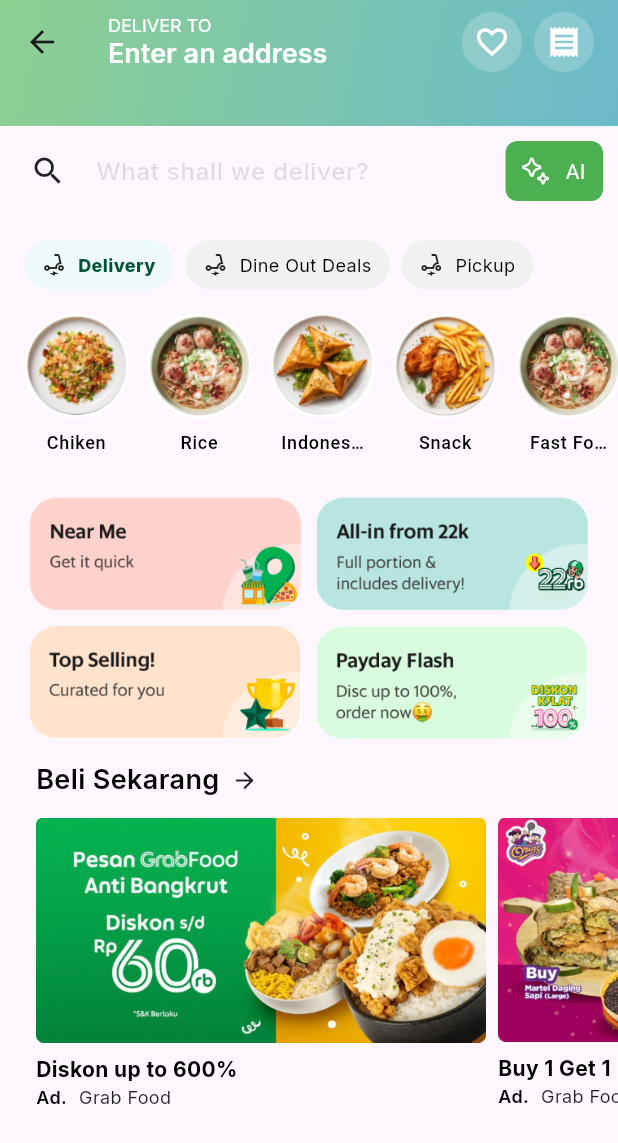
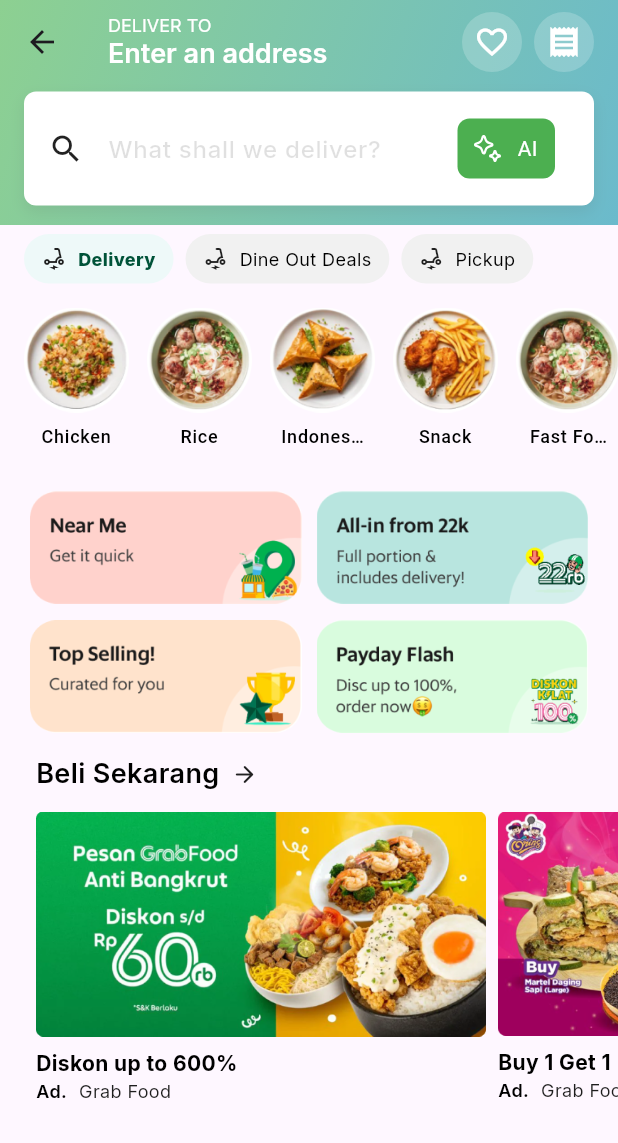
Before and after one commit to gregoriusyuristama/c_enam, a Flutter app: the screen it shows after launch, after a tap on an icon or button, on a phone screen of 412 x 824 dp. Shown: the top 1143 px of the screen. Run offline on Flutter 3.47's test engine with Material 3 defaults, Android fonts, the phone set to English and light mode, and no system bars; our stand-ins replace flutter_svg, google_fonts.

Commit message:
feat : update slicing food main page

```diff
--- /dev/null
+++ b/lib/Features/Food/food_screen copy.dart
@@ -0,0 +1,281 @@
+import 'package:c_enam/Core/Component/AppBar/appbar.dart';
+import 'package:c_enam/Core/Component/Icon/circular_icon.dart';
+import 'package:c_enam/Core/Component/Image/vertical_image.dart';
+import 'package:c_enam/Core/Constant/resource_path.dart';
+import 'package:c_enam/Features/Chat/chat_screen.dart';
+import 'package:flutter/material.dart';
+import 'package:flutter_svg/flutter_svg.dart';
+
+import '../../Core/TextStyle/CETextStyle.dart';
+import 'Components/badge_service.dart';
+import 'Components/grid_layout.dart';
+
+// Dummy data
+final List<String> imagePaths = [
+  ResourcePath.imageCircle1,
+  ResourcePath.imageCircle2,
+  ResourcePath.imageCircle3,
+  ResourcePath.imageCircle4,
+  ResourcePath.imageCircle5,
+];
+final List<String> imagesBanner = [
+  ResourcePath.imageBanner1,
+  ResourcePath.imageBanner2,
+  ResourcePath.imageBanner3,
+  ResourcePath.imageBanner4,
+];
+final List<String> imagesBigBanner = [
+  ResourcePath.imageBigBanner1,
+  ResourcePath.imageBigBanner2,
+  ResourcePath.imageBigBanner3,
+];
+final List<String> textTitleBanner = [
+  "Diskon up to 600%",
+  "Buy 1 Get 1",
+  "Paling murah",
+];
+
+final List<String> titles = [
+  'Chiken',
+  'Rice',
+  'Indonesian',
+  'Snack',
+  'Fast Food',
+];
+
+class FoodScreen extends StatelessWidget {
+  static const id = "/food";
+  const FoodScreen({super.key});
+
+  @override
+  Widget build(BuildContext context) {
+    return Scaffold(
+      appBar: CEAppBar(
+        title: Container(
+          width: double.infinity,
+          child: Column(
+            crossAxisAlignment: CrossAxisAlignment.start,
+            children: [
+              Text(
+                "DELIVER TO",
+                style: CETextStyle.titleCsAppBar,
+              ),
+              Text(
+                "Enter an address",
+                style: CETextStyle.titleStyle,
+              )
+            ],
+          ),
+        ),
+        action: const [
+          Padding(
+            padding: EdgeInsets.only(right: 16),
+            child: Row(
+              children: [
+                CECircularIcon(
+                  icon: Icons.favorite_border,
+                  color: Colors.white,
+                  width: 40,
+                  height: 40,
+                  size: 24,
+                ),
+                SizedBox(width: 8),
+                CECircularIcon(
+                  icon: Icons.receipt,
+                  color: Colors.white,
+                  width: 40,
+                  height: 40,
+                  size: 24,
+                ),
+              ],
+            ),
+          ),
+        ],
+      ),
+      body: Column(
+        children: [
+          // SERACH FIELD
+          Row(
+            children: [
+              const SizedBox(
+                width: 20,
+              ),
+              const Icon(Icons.search),
+              const SizedBox(
+                width: 20,
+              ),
+              Flexible(
+                child: TextField(
+                  decoration: InputDecoration(
+                    hintText: "What shall we deliver?",
+                    hintStyle: CETextStyle.hintTextStyle,
+                    border: InputBorder.none,
+                  ),
+                ),
+              ),
+              GestureDetector(
+                onTap: () {
+                  Navigator.pushNamed(context, ChatScreen.id);
+                },
+                child: Container(
+                  margin: const EdgeInsets.all(10),
+                  height: 40,
+                  width: 65,
+                  decoration: const BoxDecoration(
+                      color: Colors.green,
+                      borderRadius: BorderRadius.all(Radius.circular(8))),
+                  child: Padding(
+                    padding: const EdgeInsets.all(8.0),
+                    child: Row(
+                      children: [
+                        SvgPicture.asset(
+                          ResourcePath.sparkleIcon,
+                          colorFilter:
+                              ColorFilter.mode(Colors.white, BlendMode.srcIn),
+                        ),
+                        const SizedBox(
+                          width: 8,
+                        ),
+                        const Text(
+                          "AI",
+                          style: TextStyle(color: Colors.white),
+                        ),
+                      ],
+                    ),
+                  ),
+                ),
+              ),
+            ],
+          ),
+
+          // LIST SERVICE
+          const SizedBox(height: 16),
+          const Padding(
+            padding: EdgeInsets.only(left: 16),
+            child: Row(
+              children: [
+                BadgeService(
+                  text: "Delivery",
+                  icon: Icons.electric_scooter_rounded,
+                  isActive: true,
+                ),
+                SizedBox(width: 8),
+                BadgeService(
+                  text: "Dine Out Deals",
+                  icon: Icons.electric_scooter_rounded,
+                  isActive: false,
+                ),
+                SizedBox(width: 8),
+                BadgeService(
+                  text: "Pickup",
+                  icon: Icons.electric_scooter_rounded,
+                  isActive: false,
+                ),
+              ],
+            ),
+          ),
+          const SizedBox(height: 16),
+
+          // LIST FOOD TYPE
+          Padding(
+            padding: const EdgeInsets.only(left: 16),
+            child: SizedBox(
+              height: 120,
+              child: ListView.builder(
+                shrinkWrap: true,
+                itemCount: imagePaths.length,
+                scrollDirection: Axis.horizontal,
+                itemBuilder: (_, index) {
+                  return CEVerticalImageText(
+                    image: imagePaths[index],
+                    title: titles[index],
+                    onTap: () {},
+                  );
+                },
+              ),
+            ),
+          ),
+
+          //LIST CARD BANNER
+          Padding(
+            padding: const EdgeInsets.symmetric(horizontal: 8),
+            child: GridLayout(
+              itemCount: imagesBanner.length,
+              mainAxisExtent: 80,
+              itemBuilder: (_, index) {
+                return Image.asset(imagesBanner[index]);
+              },
+            ),
+          ),
+
+          //HEADING
+          const SizedBox(height: 12),
+          Padding(
+            padding: const EdgeInsets.symmetric(horizontal: 16),
+            child: Row(
+              children: [
+                const SizedBox(width: 8),
+                Text(
+                  "Beli Sekarang",
+                  style: CETextStyle.headingSection,
+                ),
+                const SizedBox(width: 8),
+                const Icon(
+                  Icons.arrow_forward_rounded,
+                  size: 18,
+                )
+              ],
+            ),
+          ),
+
+          //BANNER HORIZONTAL SCROLL
+          const SizedBox(height: 12),
+          Padding(
+            padding: const EdgeInsets.only(left: 24),
+            child: SizedBox(
+              height: 200,
+              child: ListView.builder(
+                shrinkWrap: true,
+                itemCount: imagesBigBanner.length,
+                scrollDirection: Axis.horizontal,
+                itemBuilder: (_, index) {
+                  return Padding(
+                    padding: const EdgeInsets.only(right: 8),
+                    child: Column(
+                      crossAxisAlignment: CrossAxisAlignment.start,
+                      children: [
+                        SizedBox(
+                          width: 300,
+                          child: Image.asset(
+                            imagesBigBanner[index],
+                            fit: BoxFit.cover,
+                          ),
+                        ),
+                        const SizedBox(height: 8),
+                        Text(
+                          textTitleBanner[index],
+                          style: CETextStyle.titleBanner,
+                        ),
+                        Row(
+                          children: [
+                            Text(
+                              "Ad.",
+                              style: CETextStyle.subTitleBannerBold,
+                            ),
+                            const SizedBox(width: 8),
+                            Text("Grab Food",
+                                style: CETextStyle.subTitleBanner),
+                          ],
+                        )
+                      ],
+                    ),
+                  );
+                },
+              ),
+            ),
+          ),
+        ],
+      ),
+    );
+  }
+}
--- a/lib/Features/Food/food_screen.dart
+++ b/lib/Features/Food/food_screen.dart
@@ -36,7 +36,7 @@ final List<String> textTitleBanner = [
 ];
 
 final List<String> titles = [
-  'Chiken',
+  'Chicken',
   'Rice',
   'Indonesian',
   'Snack',
@@ -50,8 +50,146 @@ class FoodScreen extends StatelessWidget {
   @override
   Widget build(BuildContext context) {
     return Scaffold(
-      appBar: CEAppBar(
-        title: Container(
+      body: Stack(
+        children: [
+          // SingleChildScrollView with padding to avoid being overlapped by search field
+          SingleChildScrollView(
+            padding: EdgeInsets.only(
+              top: MediaQuery.of(context).padding.top +
+                  kToolbarHeight +
+                  60, // Extra space for search field
+            ),
+            child: Column(
+              children: [
+                const SizedBox(height: 40),
+                const Padding(
+                  padding: EdgeInsets.only(left: 16),
+                  child: Row(
+                    children: [
+                      BadgeService(
+                        text: "Delivery",
+                        icon: Icons.electric_scooter_rounded,
+                        isActive: true,
+                      ),
+                      SizedBox(width: 8),
+                      BadgeService(
+                        text: "Dine Out Deals",
+                        icon: Icons.electric_scooter_rounded,
+                        isActive: false,
+                      ),
+                      SizedBox(width: 8),
+                      BadgeService(
+                        text: "Pickup",
+                        icon: Icons.electric_scooter_rounded,
+                        isActive: false,
+                      ),
+                    ],
+                  ),
+                ),
+                const SizedBox(height: 16),
+                // LIST FOOD TYPE
+                Padding(
+                  padding: const EdgeInsets.only(left: 16),
+                  child: SizedBox(
+                    height: 120,
+                    child: ListView.builder(
+                      shrinkWrap: true,
+                      itemCount: imagePaths.length,
+                      scrollDirection: Axis.horizontal,
+                      itemBuilder: (_, index) {
+                        return CEVerticalImageText(
+                          image: imagePaths[index],
+                          title: titles[index],
+                          onTap: () {},
+                        );
+                      },
+                    ),
+                  ),
+                ),
+                //LIST CARD BANNER
+                Padding(
+                  padding: const EdgeInsets.symmetric(horizontal: 8),
+                  child: GridLayout(
+                    itemCount: imagesBanner.length,
+                    mainAxisExtent: 80,
+                    itemBuilder: (_, index) {
+                      return Image.asset(imagesBanner[index]);
+                    },
+                  ),
+                ),
+                //HEADING
+                const SizedBox(height: 12),
+                Padding(
+                  padding: const EdgeInsets.symmetric(horizontal: 16),
+                  child: Row(
+                    children: [
+                      const SizedBox(width: 8),
+                      Text(
+                        "Beli Sekarang",
+                        style: CETextStyle.headingSection,
+                      ),
+                      const SizedBox(width: 8),
+                      const Icon(
+                        Icons.arrow_forward_rounded,
+                        size: 18,
+                      ),
+                    ],
+                  ),
+                ),
+                //BANNER HORIZONTAL SCROLL
+                const SizedBox(height: 12),
+                Padding(
+                  padding: const EdgeInsets.only(left: 24),
+                  child: SizedBox(
+                    height: 200,
+                    child: ListView.builder(
+                      shrinkWrap: true,
+                      itemCount: imagesBigBanner.length,
+                      scrollDirection: Axis.horizontal,
+                      itemBuilder: (_, index) {
+                        return Padding(
+                          padding: const EdgeInsets.only(right: 8),
+                          child: Column(
+                            crossAxisAlignment: CrossAxisAlignment.start,
+                            children: [
+                              SizedBox(
+                                width: 300,
+                                child: Image.asset(
+                                  imagesBigBanner[index],
+                                  fit: BoxFit.cover,
+                                ),
+                              ),
+                              const SizedBox(height: 8),
+                              Text(
+                                textTitleBanner[index],
+                                style: CETextStyle.titleBanner,
+                              ),
+                              Row(
+                                children: [
+                                  Text(
+                                    "Ad.",
+                                    style: CETextStyle.subTitleBannerBold,
+                                  ),
+                                  const SizedBox(width: 8),
+                                  Text("Grab Food",
+                                      style: CETextStyle.subTitleBanner),
+                                ],
+                              ),
+                            ],
+                          ),
+                        );
+                      },
+                    ),
+                  ),
+                ),
+              ],
+            ),
+          ),
+          // AppBar
+          SizedBox(
+            height: 150,
+            child: CEAppBar(
+              title: SizedBox(
                 width: double.infinity,
                 child: Column(
                   crossAxisAlignment: CrossAxisAlignment.start,
@@ -92,19 +230,31 @@ class FoodScreen extends StatelessWidget {
                 ),
               ],
             ),
-      body: Column(
-        children: [
-          Container(
+          ),
+          // Search Field with offset
+          Positioned(
+            top: MediaQuery.of(context).padding.top + kToolbarHeight + 5,
+            left: 0,
+            right: 0,
+            child: Container(
+              margin: const EdgeInsets.symmetric(horizontal: 16),
+              padding: const EdgeInsets.symmetric(horizontal: 16, vertical: 8),
+              decoration: BoxDecoration(
+                color: Colors.white,
+                borderRadius: BorderRadius.circular(8),
+                boxShadow: const [
+                  BoxShadow(
+                    color: Color.fromARGB(29, 81, 75, 75),
+                    blurRadius: 8,
+                    offset: Offset(0, 4),
+                  ),
+                ],
+              ),
               child: Row(
                 children: [
-                SizedBox(
-                  width: 20,
-                ),
-                Icon(Icons.search),
-                SizedBox(
-                  width: 20,
-                ),
-                Flexible(
+                  const Icon(Icons.search),
+                  const SizedBox(width: 16),
+                  Expanded(
                     child: TextField(
                       decoration: InputDecoration(
                         hintText: "What shall we deliver?",
@@ -118,25 +268,24 @@ class FoodScreen extends StatelessWidget {
                       Navigator.pushNamed(context, ChatScreen.id);
                     },
                     child: Container(
-                    margin: EdgeInsets.all(10),
+                      margin: const EdgeInsets.all(10),
                       height: 40,
                       width: 65,
-                    decoration: BoxDecoration(
+                      decoration: const BoxDecoration(
                         color: Colors.green,
-                        borderRadius: BorderRadius.all(Radius.circular(8))),
+                        borderRadius: BorderRadius.all(Radius.circular(8)),
+                      ),
                       child: Padding(
                         padding: const EdgeInsets.all(8.0),
                         child: Row(
                           children: [
                             SvgPicture.asset(
                               ResourcePath.sparkleIcon,
-                            colorFilter:
-                                ColorFilter.mode(Colors.white, BlendMode.srcIn),
+                              colorFilter: const ColorFilter.mode(
+                                  Colors.white, BlendMode.srcIn),
                             ),
-                          SizedBox(
-                            width: 8,
-                          ),
-                          Text(
+                            const SizedBox(width: 8),
+                            const Text(
                               "AI",
                               style: TextStyle(color: Colors.white),
                             ),
@@ -148,132 +297,6 @@ class FoodScreen extends StatelessWidget {
                 ],
               ),
             ),
-
-          // LIST SERVICE
-          const SizedBox(height: 16),
-          const Padding(
-            padding: EdgeInsets.only(left: 16),
-            child: Row(
-              children: [
-                BadgeService(
-                  text: "Delivery",
-                  icon: Icons.electric_scooter_rounded,
-                  isActive: true,
-                ),
-                SizedBox(width: 8),
-                BadgeService(
-                  text: "Dine Out Deals",
-                  icon: Icons.electric_scooter_rounded,
-                  isActive: false,
-                ),
-                SizedBox(width: 8),
-                BadgeService(
-                  text: "Pickup",
-                  icon: Icons.electric_scooter_rounded,
-                  isActive: false,
-                ),
-              ],
-            ),
-          ),
-          const SizedBox(height: 16),
-
-          // LIST FOOD TYPE
-          Padding(
-            padding: const EdgeInsets.only(left: 16),
-            child: SizedBox(
-              height: 120,
-              child: ListView.builder(
-                shrinkWrap: true,
-                itemCount: imagePaths.length,
-                scrollDirection: Axis.horizontal,
-                itemBuilder: (_, index) {
-                  return CEVerticalImageText(
-                    image: imagePaths[index],
-                    title: titles[index],
-                    onTap: () {},
-                  );
-                },
-              ),
-            ),
-          ),
-
-          //LIST CARD BANNER
-          Padding(
-            padding: const EdgeInsets.symmetric(horizontal: 8),
-            child: GridLayout(
-              itemCount: imagesBanner.length,
-              mainAxisExtent: 80,
-              itemBuilder: (_, index) {
-                return Image.asset(imagesBanner[index]);
-              },
-            ),
-          ),
-
-          //HEADING
-          const SizedBox(height: 12),
-          Padding(
-            padding: const EdgeInsets.symmetric(horizontal: 16),
-            child: Row(
-              children: [
-                const SizedBox(width: 8),
-                Text(
-                  "Beli Sekarang",
-                  style: CETextStyle.headingSection,
-                ),
-                const SizedBox(width: 8),
-                const Icon(
-                  Icons.arrow_forward_rounded,
-                  size: 18,
-                )
-              ],
-            ),
-          ),
-
-          //BANNER HORIZONTAL SCROLL
-          const SizedBox(height: 12),
-          Padding(
-            padding: const EdgeInsets.only(left: 24),
-            child: SizedBox(
-              height: 200,
-              child: ListView.builder(
-                shrinkWrap: true,
-                itemCount: imagesBigBanner.length,
-                scrollDirection: Axis.horizontal,
-                itemBuilder: (_, index) {
-                  return Padding(
-                    padding: const EdgeInsets.only(right: 8),
-                    child: Column(
-                      crossAxisAlignment: CrossAxisAlignment.start,
-                      children: [
-                        SizedBox(
-                          width: 300,
-                          child: Image.asset(
-                            imagesBigBanner[index],
-                            fit: BoxFit.cover,
-                          ),
-                        ),
-                        const SizedBox(height: 8),
-                        Text(
-                          textTitleBanner[index],
-                          style: CETextStyle.titleBanner,
-                        ),
-                        Row(
-                          children: [
-                            Text(
-                              "Ad.",
-                              style: CETextStyle.subTitleBannerBold,
-                            ),
-                            const SizedBox(width: 8),
-                            Text("Grab Food",
-                                style: CETextStyle.subTitleBanner),
-                          ],
-                        )
-                      ],
-                    ),
-                  );
-                },
-              ),
-            ),
           ),
         ],
       ),
```
Lines whose indentation alone changed are shown as unchanged.
